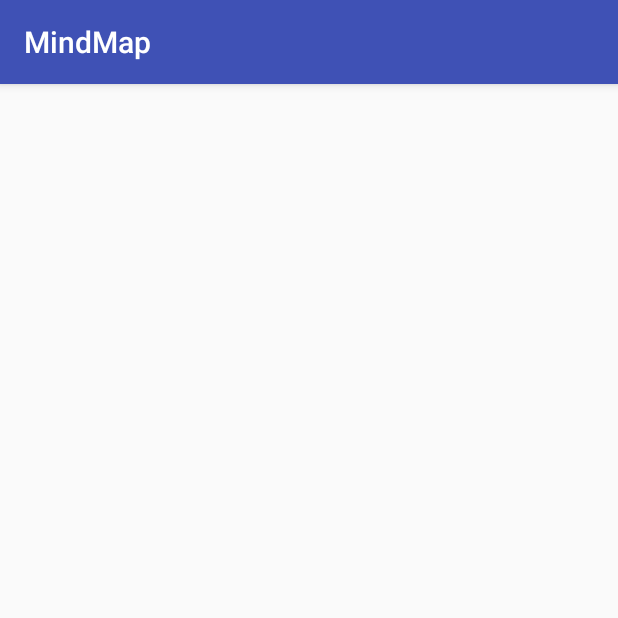
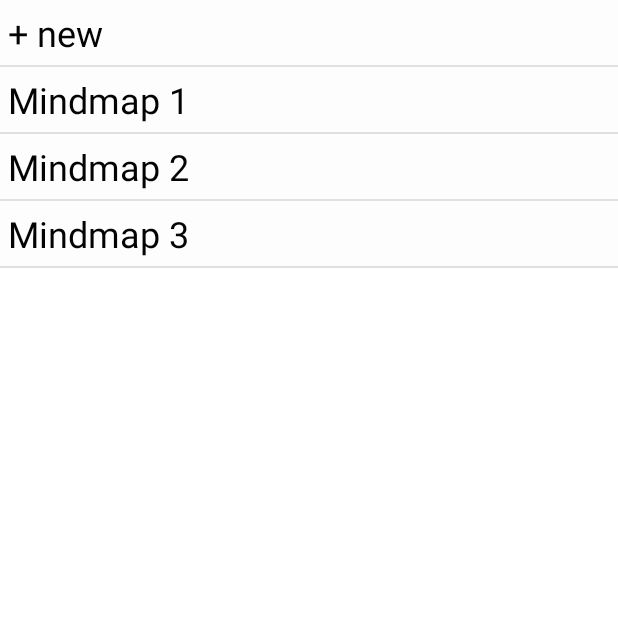
Before and after one commit to vladislove80/mindmap, an Android app: the screen it shows after launch (MainActivity), on a phone screen of 412 x 824 dp, the top half of it. Run offline under Robolectric (Android 15) with nearby library versions, the phone set to English and light mode, and no system bars.

Commit message:
add dialog, basic BD

```diff
--- a/app/src/main/AndroidManifest.xml
+++ b/app/src/main/AndroidManifest.xml
@@ -11,7 +11,6 @@
         <activity android:name=".MainActivity" >
             <intent-filter>
                 <action android:name="android.intent.action.MAIN" />
-
                 <category android:name="android.intent.category.LAUNCHER" />
             </intent-filter>
         </activity>
--- a/app/src/main/java/app/maindmap/com/maindmap/MainActivity.java
+++ b/app/src/main/java/app/maindmap/com/maindmap/MainActivity.java
@@ -1,13 +1,52 @@
 package app.maindmap.com.maindmap;
 
-import android.support.v7.app.AppCompatActivity;
+import android.app.ActionBar;
+import android.content.Context;
+import android.database.sqlite.SQLiteDatabase;
+import android.database.sqlite.SQLiteOpenHelper;
 import android.os.Bundle;
+import android.support.v4.app.FragmentActivity;
+import android.support.v4.app.FragmentManager;
+import android.support.v4.app.FragmentTransaction;
+import android.util.Log;
+import android.view.Menu;
+import android.view.MenuInflater;
 
-public class MainActivity extends AppCompatActivity {
+import app.maindmap.com.maindmap.view.FirstFragment;
+
+public class MainActivity extends FragmentActivity {
+
+    private FirstFragment firstFragment;
+    private FragmentManager manager;
+    private FragmentTransaction transaction;
 
     @Override
     protected void onCreate(Bundle savedInstanceState) {
         super.onCreate(savedInstanceState);
+        //setContentView(R.layout.activity_main);
+
+        /*ActionBar actionBar = getActionBar();
+        //actionBar.setDisplayShowHomeEnabled(false); //не показываем иконку приложения
+        //actionBar.setDisplayShowTitleEnabled(false); // и заголовок тоже прячем
+        //actionBar.setDisplayShowCustomEnabled(true);
+        actionBar.setCustomView(R.layout.custom_actionbar);*/
+
         setContentView(R.layout.activity_main);
+
+        manager = getSupportFragmentManager();
+        firstFragment = new FirstFragment();
+
+        transaction = manager.beginTransaction();
+        transaction.add(R.id.conteiner, firstFragment);
+        transaction.addToBackStack(null);
+        transaction.commit();
+    }
+
+    @Override
+    public boolean onCreateOptionsMenu(Menu menu) {
+        // Inflate the menu; this adds items to the action bar if it is present.
+        MenuInflater inflater = getMenuInflater();
+        inflater.inflate(R.menu.main, menu);
+        return super.onCreateOptionsMenu(menu);
     }
 }
--- a/app/src/main/java/app/maindmap/com/maindmap/model/AllMindmapsList.java
+++ b/app/src/main/java/app/maindmap/com/maindmap/model/AllMindmapsList.java
@@ -5,15 +5,11 @@ import java.util.ArrayList;
 public class AllMindmapsList {
 
     private ArrayList<Mindmap> allMapList;
+    public AllMindmapsList(ArrayList<Mindmap> allMapList){
+        this.allMapList = allMapList;
+    }
 
     public ArrayList<Mindmap> getAllMapList() {
         return allMapList;
     }
-
-    public void setAllMapList(ArrayList<Mindmap> allMapList) {
-        this.allMapList = allMapList;
-    }
-    public void addMindmap(Mindmap mindmap){
-        allMapList.add(mindmap);
-    }
 }
--- a/app/src/main/java/app/maindmap/com/maindmap/model/Mindmap.java
+++ b/app/src/main/java/app/maindmap/com/maindmap/model/Mindmap.java
@@ -9,7 +9,11 @@ public class Mindmap {
     private Date date;
     private ArrayList<Node> mindmap;
 
-    public Mindmap(){}
+    public Mindmap(String name, Date date, ArrayList<Node> mindmap) {
+        this.name = name;
+        this.date = date;
+        this.mindmap = mindmap;
+    }
 
     public String getName() {
         return name;
--- /dev/null
+++ b/app/src/main/java/app/maindmap/com/maindmap/view/FirstFragment.java
@@ -0,0 +1,85 @@
+package app.maindmap.com.maindmap.view;
+
+import android.os.Bundle;
+import android.support.v4.app.DialogFragment;
+import android.support.v4.app.FragmentManager;
+import android.support.v4.app.FragmentTransaction;
+import android.support.v4.app.ListFragment;
+import android.view.View;
+import android.widget.ArrayAdapter;
+import android.widget.ListView;
+import android.widget.TextView;
+
+import java.util.ArrayList;
+
+import app.maindmap.com.maindmap.R;
+import app.maindmap.com.maindmap.dialog.DialogNewMindmap;
+import app.maindmap.com.maindmap.model.AllMindmapsList;
+import app.maindmap.com.maindmap.model.Mindmap;
+import app.maindmap.com.maindmap.model.Node;
+
+public class FirstFragment extends ListFragment {
+
+    DialogNewMindmap newMindmapDialog;
+
+    private AllMindmapsList allMindmapsList;
+    private SecondFragment secondFragment;
+    private FragmentTransaction transaction;
+    String nameMindmap;
+
+    @Override
+    public void onActivityCreated(Bundle savedInstanceState) {
+        super.onActivityCreated(savedInstanceState);
+        String[] values = new String[] { "Android", "iPhone", "WindowsMobile",
+                "Blackberry", "WebOS", "Ubuntu", "Windows7", "Max OS X",
+                "Linux", "OS/2" };
+        ArrayAdapter<String> adapter = new ArrayAdapter<String>(getActivity(),
+                R.layout.mainlist, initData());
+        setListAdapter(adapter);
+    }
+
+    @Override
+    public void onListItemClick(ListView l, View v, int position, long id) {
+        super.onListItemClick(l, v, position, id);
+
+        if (position == 0){
+                newMindmapDialog = new DialogNewMindmap();
+                newMindmapDialog.show(getFragmentManager(), "dialog !!");
+                nameMindmap = newMindmapDialog.getNewName();
+        } else {
+            TextView tv = (TextView)v.findViewById(R.id.textMinmapName);
+            nameMindmap = tv.getText().toString();
+        }
+            secondFragment = new SecondFragment();
+            Bundle b = new Bundle();
+            b.putString("MindmapName", nameMindmap);
+            secondFragment.setArguments(b);
+
+            FragmentManager manager = getFragmentManager();
+            transaction = manager.beginTransaction();
+            transaction.replace(R.id.conteiner, secondFragment);
+            transaction.addToBackStack(null);
+            transaction.commit();
+    }
+
+    private String[] initData(){
+        Mindmap nmMP1 = new Mindmap("+ new", new java.util.Date (), new ArrayList<Node>());
+        Mindmap nmMP2 = new Mindmap("Mindmap 1", new java.util.Date(), new ArrayList<Node>());
+        Mindmap nmMP3 = new Mindmap("Mindmap 2", new java.util.Date(), new ArrayList<Node>());
+        Mindmap nmMP4 = new Mindmap("Mindmap 3", new java.util.Date(), new ArrayList<Node>());
+
+        ArrayList<Mindmap> arListMMP = new ArrayList<>();
+        arListMMP.add(nmMP1);
+        arListMMP.add(nmMP2);
+        arListMMP.add(nmMP3);
+        arListMMP.add(nmMP4);
+        allMindmapsList = new AllMindmapsList(arListMMP);
+        String[] str = new String[allMindmapsList.getAllMapList().size()];
+        int i = 0;
+        for(Mindmap mp : allMindmapsList.getAllMapList()) {
+            str[i] = mp.getName();
+            i++;
+        }
+        return str;
+    }
+}
--- a/app/src/main/res/layout/activity_main.xml
+++ b/app/src/main/res/layout/activity_main.xml
@@ -1,12 +1,15 @@
 <?xml version="1.0" encoding="utf-8"?>
 <RelativeLayout xmlns:android="http://schemas.android.com/apk/res/android"
-    xmlns:tools="http://schemas.android.com/tools"
     android:layout_width="match_parent"
     android:layout_height="match_parent"
-    android:paddingBottom="@dimen/activity_vertical_margin"
-    android:paddingLeft="@dimen/activity_horizontal_margin"
-    android:paddingRight="@dimen/activity_horizontal_margin"
-    android:paddingTop="@dimen/activity_vertical_margin"
-    tools:context=".MainActivity">
+    android:orientation="vertical">
+
+        <LinearLayout
+            android:id="@+id/conteiner"
+            android:layout_width="match_parent"
+            android:layout_height="match_parent"
+            android:orientation="vertical"
+            android:background="#ffffff" />
+
 
 </RelativeLayout>
--- /dev/null
+++ b/app/src/main/res/layout/mainlist.xml
@@ -0,0 +1,13 @@
+<?xml version="1.0" encoding="utf-8"?>
+<TextView
+    xmlns:android="http://schemas.android.com/apk/res/android"
+    android:id="@+id/textMinmapName"
+    android:layout_width="match_parent"
+    android:layout_height="wrap_content"
+    android:padding="5dp"
+    android:text="TextView"
+    android:textColor="#030303"
+    android:textSize="24sp"
+    android:gravity="left"
+    android:background="#8bfdfcfc">
+</TextView>
--- /dev/null
+++ b/app/src/main/res/menu/main.xml
@@ -0,0 +1,11 @@
+<menu xmlns:android="http://schemas.android.com/apk/res/android"
+    xmlns:app="http://schemas.android.com/apk/res-auto">
+    <item android:id="@+id/action_1"
+        android:title="@string/item1"
+
+        app:showAsAction="always" />
+    <item android:id="@+id/action_2"
+        android:title="@string/item1"
+
+        app:showAsAction="always" />
+</menu>
--- a/app/src/main/res/values/styles.xml
+++ b/app/src/main/res/values/styles.xml
@@ -1,11 +1,11 @@
 <resources>
 
-    <!-- Base application theme. -->
-    <style name="AppTheme" parent="Theme.AppCompat.Light.DarkActionBar">
-        <!-- Customize your theme here. -->
-        <item name="colorPrimary">@color/colorPrimary</item>
-        <item name="colorPrimaryDark">@color/colorPrimaryDark</item>
-        <item name="colorAccent">@color/colorAccent</item>
-    </style>
+    <style name="AppTheme"
+        parent="Theme.AppCompat.Light.DarkActionBar">
+
+
+    <item name="android:windowActionBar">false</item>
+    <item name="android:windowTitleSize">0dp</item>
+</style>
 
 </resources>
```
Also changed, not shown: app/src/main/java/app/maindmap/com/maindmap/data/DBManager.java (added, +124 -0 lines), app/src/main/java/app/maindmap/com/maindmap/dialog/DialogNewMindmap.java (added, +56 -0 lines), app/src/main/java/app/maindmap/com/maindmap/view/SecondFragment.java (added, +41 -0 lines), app/src/main/res/layout/custom_actionbar.xml (added, +20 -0 lines), app/src/main/res/layout/newmapname.xml (added, +10 -0 lines), app/src/main/res/layout/secondfragment.xml (added, +85 -0 lines), app/src/main/res/values/strings.xml (+9 -0 lines).
